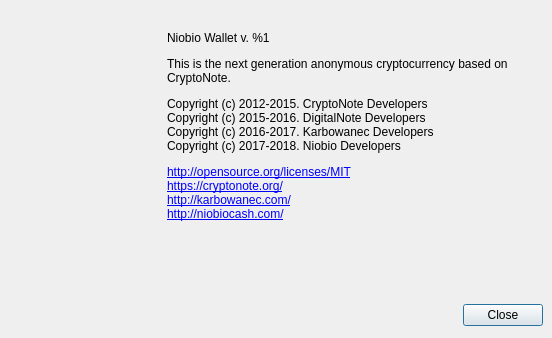
Qt form src/gui/ui/aboutdialog.ui (supertref/imkoin-wallet) before a commit.
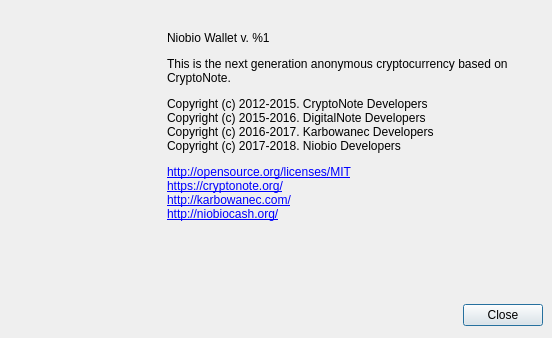
The same form after that commit. Icons and pictures are not drawn.

Commit message: Change from .com to .org

```diff
--- a/src/gui/ui/aboutdialog.ui
+++ b/src/gui/ui/aboutdialog.ui
@@ -101,7 +101,7 @@
          </size>
         </property>
         <property name="text">
-         <string>&lt;html&gt;&lt;head/&gt;&lt;body&gt;&lt;p&gt;Niobio Wallet v. %1&lt;/p&gt;&lt;p&gt;This is the next generation anonymous cryptocurrency based on CryptoNote.&lt;/p&gt;&lt;p&gt;Copyright (c) 2012-2015. CryptoNote Developers&lt;br/&gt;Copyright (c) 2015-2016. DigitalNote Developers&lt;br/&gt;Copyright (c) 2016-2017. Karbowanec Developers&lt;br/&gt;Copyright (c) 2017-2018. Niobio Developers&lt;/p&gt;&lt;p&gt;&lt;a href=&quot;http://opensource.org/licenses/MIT&quot;&gt;&lt;span style=&quot; text-decoration: underline; color:#0000ff;&quot;&gt;http://opensource.org/licenses/MIT&lt;/span&gt;&lt;/a&gt;&lt;br/&gt;&lt;a href=&quot;https://cryptonote.org/&quot;&gt;&lt;span style=&quot; text-decoration: underline; color:#0000ff;&quot;&gt;https://cryptonote.org/&lt;/span&gt;&lt;/a&gt;&lt;br/&gt;&lt;a href=&quot;http://karbowanec.com/&quot;&gt;&lt;span style=&quot; text-decoration: underline; color:#0000ff;&quot;&gt;http://karbowanec.com/&lt;/span&gt;&lt;/a&gt;&lt;br/&gt;&lt;a href=&quot;http://niobiocash.com/&quot;&gt;&lt;span style=&quot; text-decoration: underline; color:#0000ff;&quot;&gt;http://niobiocash.com/&lt;/span&gt;&lt;/a&gt;&lt;/p&gt;&lt;/body&gt;&lt;/html&gt;</string>
+         <string>&lt;html&gt;&lt;head/&gt;&lt;body&gt;&lt;p&gt;Niobio Wallet v. %1&lt;/p&gt;&lt;p&gt;This is the next generation anonymous cryptocurrency based on CryptoNote.&lt;/p&gt;&lt;p&gt;Copyright (c) 2012-2015. CryptoNote Developers&lt;br/&gt;Copyright (c) 2015-2016. DigitalNote Developers&lt;br/&gt;Copyright (c) 2016-2017. Karbowanec Developers&lt;br/&gt;Copyright (c) 2017-2018. Niobio Developers&lt;/p&gt;&lt;p&gt;&lt;a href=&quot;http://opensource.org/licenses/MIT&quot;&gt;&lt;span style=&quot; text-decoration: underline; color:#0000ff;&quot;&gt;http://opensource.org/licenses/MIT&lt;/span&gt;&lt;/a&gt;&lt;br/&gt;&lt;a href=&quot;https://cryptonote.org/&quot;&gt;&lt;span style=&quot; text-decoration: underline; color:#0000ff;&quot;&gt;https://cryptonote.org/&lt;/span&gt;&lt;/a&gt;&lt;br/&gt;&lt;a href=&quot;http://karbowanec.com/&quot;&gt;&lt;span style=&quot; text-decoration: underline; color:#0000ff;&quot;&gt;http://karbowanec.com/&lt;/span&gt;&lt;/a&gt;&lt;br/&gt;&lt;a href=&quot;http://niobiocash.org/&quot;&gt;&lt;span style=&quot; text-decoration: underline; color:#0000ff;&quot;&gt;http://niobiocash.org/&lt;/span&gt;&lt;/a&gt;&lt;/p&gt;&lt;/body&gt;&lt;/html&gt;</string>
         </property>
         <property name="textFormat">
          <enum>Qt::RichText</enum>
```
The commit also changes 1 other file.
